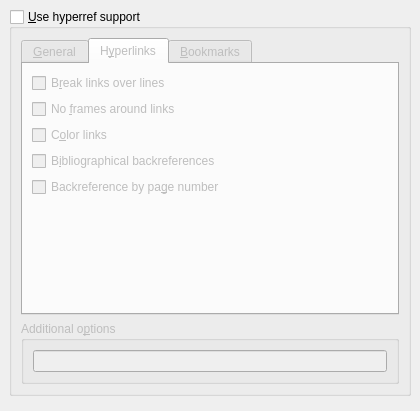
Old version of the form src/frontends/qt4/ui/PDFSupportUi.ui in the repository cburschka/lyx.
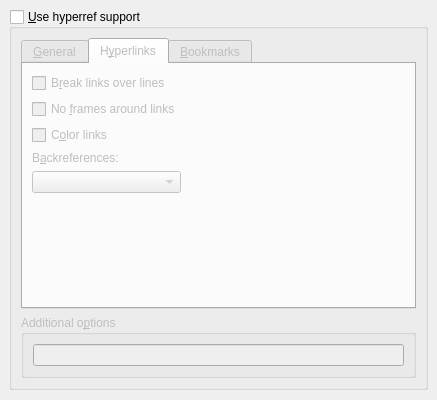
New version of the form. The open tabs and pages were chosen to show the change.

Commit message:
Sanitize backreferences in hyperref.
http://bugzilla.lyx.org/show_bug.cgi?id=5340
http://www.mail-archive.com/lyx-devel@lists.lyx.org/msg144958.html

Diff of the .ui file:
```diff
--- a/src/frontends/qt4/ui/PDFSupportUi.ui
+++ b/src/frontends/qt4/ui/PDFSupportUi.ui
@@ -5,8 +5,8 @@
    <rect>
     <x>0</x>
     <y>0</y>
-    <width>420</width>
-    <height>411</height>
+    <width>437</width>
+    <height>400</height>
    </rect>
   </property>
   <property name="windowTitle" >
@@ -244,24 +244,20 @@
              </widget>
             </item>
             <item>
-             <widget class="QCheckBox" name="backrefCB" >
+             <widget class="QLabel" name="label" >
               <property name="toolTip" >
                <string>Adds "backlink" text to the end of each item in the bibliography</string>
               </property>
               <property name="text" >
-               <string>B&amp;ibliographical backreferences</string>
+               <string>B&amp;ackreferences:</string>
+              </property>
+              <property name="buddy" >
+               <cstring>backrefCO</cstring>
               </property>
              </widget>
             </item>
             <item>
-             <widget class="QCheckBox" name="pagebackrefCB" >
-              <property name="toolTip" >
-               <string>Adds "backlink" text to the end of each item in the bibliography</string>
-              </property>
-              <property name="text" >
-               <string>Backreference by pa&amp;ge number</string>
-              </property>
-             </widget>
+             <widget class="QComboBox" name="backrefCO" />
             </item>
            </layout>
           </item>
@@ -410,9 +406,7 @@
          <item row="0" column="0" >
           <widget class="QLineEdit" name="optionsLE" >
            <property name="sizePolicy" >
-            <sizepolicy>
-             <hsizetype>7</hsizetype>
-             <vsizetype>0</vsizetype>
+            <sizepolicy vsizetype="Fixed" hsizetype="Expanding" >
              <horstretch>0</horstretch>
              <verstretch>0</verstretch>
             </sizepolicy>
```
Left out of the diff: 34 changed lines with no effect on the pictures. The commit also changes 6 other files.
